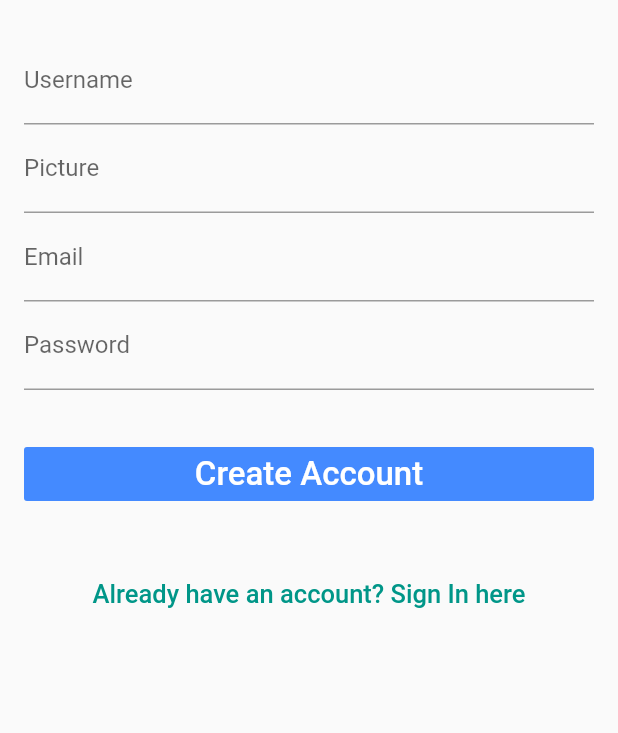
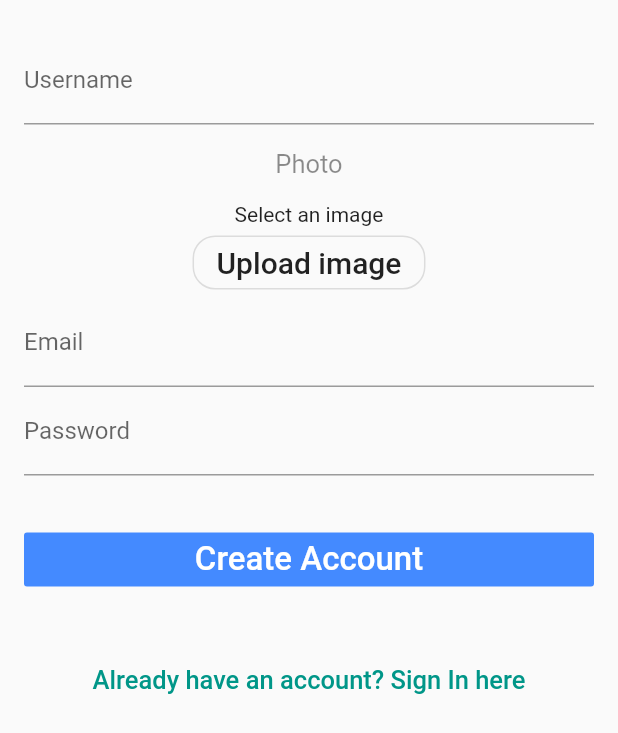
Before and after one commit to ibrahnerd7/expense-tracker-app, a Flutter app: the SignUpScreen screen opened by its route, on a phone screen of 412 x 824 dp. Shown: the top 733 px of the screen. Run offline on Flutter 3.47's test engine with Material 2 defaults, Android fonts, the phone set to English and light mode, and no system bars; our stand-ins replace firebase_storage, flutter_secure_storage, get, image_picker; accounts and stored records are empty.

Commit message:
Create user with profile picture

```diff
--- a/lib/screens/sign_in.dart
+++ b/lib/screens/sign_in.dart
@@ -1,11 +1,11 @@
 import 'dart:convert';
-
 import 'package:expense_app/models/User.dart';
 import 'package:expense_app/screens/expenses.dart';
 import 'package:flutter/material.dart';
 import 'package:http/http.dart' as http;
 import 'package:flutter_secure_storage/flutter_secure_storage.dart';
 import 'package:get/get.dart';
+
 
 class SignInScreen extends StatefulWidget {
   @override
@@ -14,7 +14,10 @@ class SignInScreen extends StatefulWidget {
 
 class _SignInScreenState extends State<SignInScreen> {
   final _formKey = GlobalKey<FormState>();
+
+
   final _storage = FlutterSecureStorage();
+
   final userNameController = TextEditingController();
   final passwordController = TextEditingController();
 
--- a/lib/screens/sign_up.dart
+++ b/lib/screens/sign_up.dart
@@ -1,8 +1,14 @@
 import 'dart:convert';
 
 import 'package:expense_app/models/User.dart';
+import 'package:expense_app/screens/sign_in.dart';
 import 'package:flutter/material.dart';
+import 'package:firebase_storage/firebase_storage.dart';
+import 'package:path/path.dart';
+import 'dart:io';
+import 'package:image_picker/image_picker.dart';
 import 'package:http/http.dart' as http;
+import 'package:get/get.dart';
 
 class SignUpScreen extends StatefulWidget {
   @override
@@ -11,10 +17,40 @@ class SignUpScreen extends StatefulWidget {
 
 class _SignUpScreenState extends State<SignUpScreen> {
   final _formKey = GlobalKey<FormState>();
+
+  File _image;
+  final picker = ImagePicker();
+  bool isSubmitting = false;
+
   final userNameController = TextEditingController();
   final pictureController = TextEditingController();
   final emailController = TextEditingController();
   final passwordController = TextEditingController();
+
+  Future getImage() async {
+    final pickedFile = await picker.getImage(source: ImageSource.gallery);
+    setState(() {
+      if (pickedFile != null) {
+        _image = File(pickedFile.path);
+      } else {
+        print('No image selected');
+      }
+    });
+  }
+
+  Future<String> uploadImageToFirebase(BuildContext context) async {
+    String userImageUrl = "";
+    String fileName = basename(_image.path);
+    StorageReference firebaseStorageRef =
+        FirebaseStorage.instance.ref().child('uploads/$fileName');
+    StorageUploadTask uploadTask = firebaseStorageRef.putFile(_image);
+    StorageTaskSnapshot taskSnapshot = await uploadTask.onComplete;
+    var imageUrl = taskSnapshot.ref.getDownloadURL().then(
+          (value) => userImageUrl = value,
+        );
+    var url = await imageUrl;
+    return url;
+  }
 
   @override
   void dispose() {
@@ -28,6 +64,9 @@ class _SignUpScreenState extends State<SignUpScreen> {
   void collectUserInput(
       String userName, String email, String picture, String password) async {
     User user = await signInUser(userName, email, picture, password);
+    if (user != null) {
+      Get.to(SignInScreen());
+    }
   }
 
   Future<User> signInUser(
@@ -45,8 +84,11 @@ class _SignUpScreenState extends State<SignUpScreen> {
       }),
     );
     if (response.statusCode == 200) {
+      Get.snackbar('Success', "User registered successfully");
+
       return User.fromJson(jsonDecode(response.body));
     } else {
+      Get.snackbar('Error', "Failed to register user");
       throw Exception('Failed to authenticate');
     }
   }
@@ -78,15 +120,33 @@ class _SignUpScreenState extends State<SignUpScreen> {
                             return null;
                           },
                         ),
-                        TextFormField(
-                          controller: pictureController,
-                          decoration: InputDecoration(labelText: "Picture"),
-                          validator: (value) {
-                            if (value.isEmpty) {
-                              return 'Please enter some picture';
-                            }
-                            return null;
-                          },
+                        Container(
+                          margin: EdgeInsets.symmetric(vertical: 16.0),
+                          child: Text(
+                            'Photo',
+                            style:
+                                TextStyle(fontSize: 17, color: Colors.black45),
+                          ),
+                        ),
+                        Container(
+                          decoration: BoxDecoration(
+                              borderRadius:
+                                  BorderRadius.all(Radius.circular(10.0))),
+                          child: _image == null
+                              ? Text('Select an image')
+                              : Image.file(
+                                  _image,
+                                ),
+                        ),
+                        OutlineButton(
+                          child: Text(
+                            "Upload image",
+                            style: TextStyle(fontSize: 20.0),
+                          ),
+                          highlightedBorderColor: Colors.teal,
+                          shape: RoundedRectangleBorder(
+                              borderRadius: BorderRadius.circular(15)),
+                          onPressed: getImage,
                         ),
                         TextFormField(
                           keyboardType: TextInputType.emailAddress,
@@ -110,7 +170,9 @@ class _SignUpScreenState extends State<SignUpScreen> {
                             return null;
                           },
                         ),
-                        Container(
+                        isSubmitting
+                            ? CircularProgressIndicator()
+                            : Container(
                                 width: double.infinity,
                                 margin: EdgeInsets.only(top: 32),
                                 child: Expanded(
@@ -121,12 +183,19 @@ class _SignUpScreenState extends State<SignUpScreen> {
                                     ),
                                     color: Colors.blueAccent,
                                     textColor: Colors.white,
-                              onPressed: () {
+                                    onPressed: () async {
+                                      setState(() {
+                                        isSubmitting = true;
+                                      });
+
                                       if (_formKey.currentState.validate()) {
+                                        String pictureUrl =
+                                            await uploadImageToFirebase(
+                                                context);
                                         collectUserInput(
                                             userNameController.text,
                                             emailController.text,
-                                      pictureController.text,
+                                            pictureUrl,
                                             passwordController.text);
                                       }
                                     },
--- a/pubspec.yaml
+++ b/pubspec.yaml
@@ -35,6 +35,10 @@ dev_dependencies:
   http: ^0.12.2
   flutter_secure_storage: ^3.3.5
   get: ^3.24.0
+  firebase_storage: ^3.0.8
+  firebase_core: ^0.4.0+9
+  firebase_analytics: ^5.0.6
+  image_picker: ^0.6.7+4
 
 # For information on the generic Dart part of this file, see the
 # following page: https://dart.dev/tools/pub/pubspec
```
Also changed, not shown: pubspec.lock, 8 other files. Lines whose indentation alone changed are shown as unchanged.
